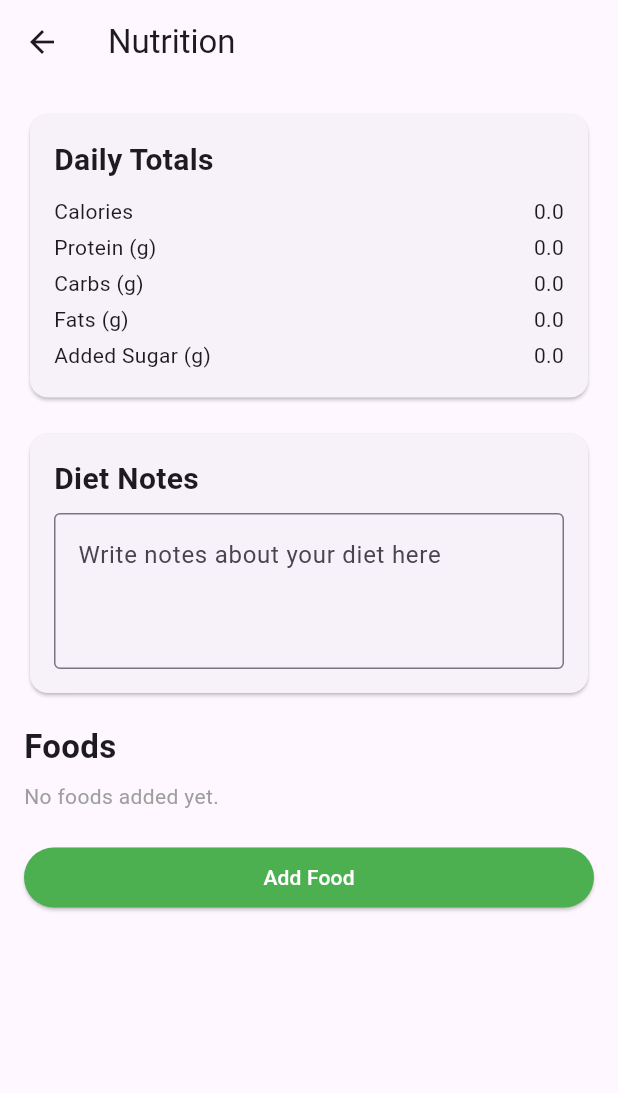
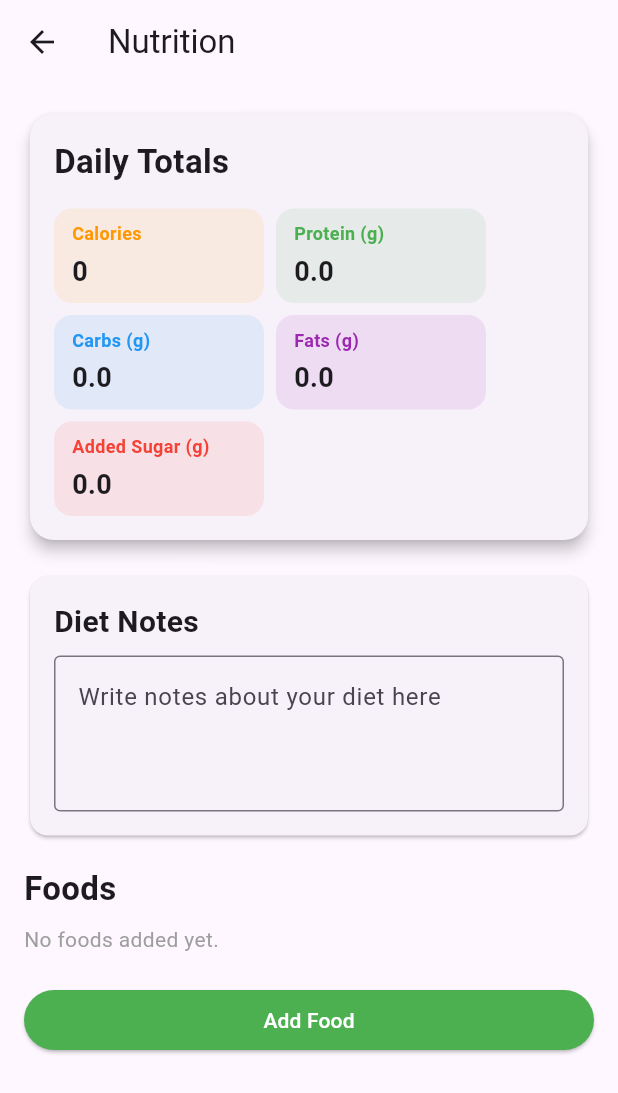
Before and after one commit to rahul-iyers/thrive, a Flutter app: the NutritionScreen screen opened directly with empty values, on a phone screen of 412 x 824 dp. Shown: the top 1093 px of the screen. Run offline on Flutter 3.47's test engine with Material 3 defaults, Android fonts, the phone set to English and light mode, and no system bars; our stand-ins replace hive, hive_flutter; accounts and stored records are empty; generated files the repository leaves out were written again.

Commit message:
updated nutrition cards

```diff
--- a/thrive/lib/screens/nutrition_screen.dart
+++ b/thrive/lib/screens/nutrition_screen.dart
@@ -112,23 +112,61 @@ class _NutritionScreenState extends State<NutritionScreen> {
 
   Widget _buildTotalsCard() {
     return Card(
+      elevation: 4,
+      shape: RoundedRectangleBorder(borderRadius: BorderRadius.circular(16)),
       child: Padding(
         padding: const EdgeInsets.all(16),
         child: Column(
           crossAxisAlignment: CrossAxisAlignment.start,
           children: [
-            Text('Daily Totals', style: TextStyle(fontSize: 20, fontWeight: FontWeight.bold)),
-            SizedBox(height: 8),
-            _buildNutrientRow('Calories', totalCalories.toStringAsFixed(1)),
-            _buildNutrientRow('Protein (g)', totalProtein.toStringAsFixed(1)),
-            _buildNutrientRow('Carbs (g)', totalCarbs.toStringAsFixed(1)),
-            _buildNutrientRow('Fats (g)', totalFats.toStringAsFixed(1)),
-            _buildNutrientRow('Added Sugar (g)', totalSugar.toStringAsFixed(1)),
+            Text(
+              'Daily Totals',
+              style: TextStyle(fontSize: 22, fontWeight: FontWeight.bold),
+            ),
+            SizedBox(height: 16),
+            Wrap(
+              spacing: 8,
+              runSpacing: 8,
+              children: [
+                _buildTotalTile('Calories', totalCalories.toStringAsFixed(0), Colors.orange),
+                _buildTotalTile('Protein (g)', totalProtein.toStringAsFixed(1), Colors.green),
+                _buildTotalTile('Carbs (g)', totalCarbs.toStringAsFixed(1), Colors.blue),
+                _buildTotalTile('Fats (g)', totalFats.toStringAsFixed(1), Colors.purple),
+                _buildTotalTile('Added Sugar (g)', totalSugar.toStringAsFixed(1), Colors.red),
+              ],
+            ),
           ],
         ),
       ),
     );
   }
+
+  Widget _buildTotalTile(String label, String value, Color color) {
+    return Container(
+      width: 140, // <-- Fixed width for consistency
+      padding: const EdgeInsets.symmetric(horizontal: 12, vertical: 8),
+      decoration: BoxDecoration(
+        color: color.withOpacity(0.1),
+        borderRadius: BorderRadius.circular(12),
+      ),
+      child: Column(
+        crossAxisAlignment: CrossAxisAlignment.start,
+        children: [
+          Text(
+            label,
+            style: TextStyle(fontSize: 12, color: color, fontWeight: FontWeight.bold),
+          ),
+          SizedBox(height: 4),
+          Text(
+            value,
+            style: TextStyle(fontSize: 18, fontWeight: FontWeight.bold),
+          ),
+        ],
+      ),
+    );
+  }
+
+
 
   Widget _buildDietNotesCard() {
     return Card(
```
